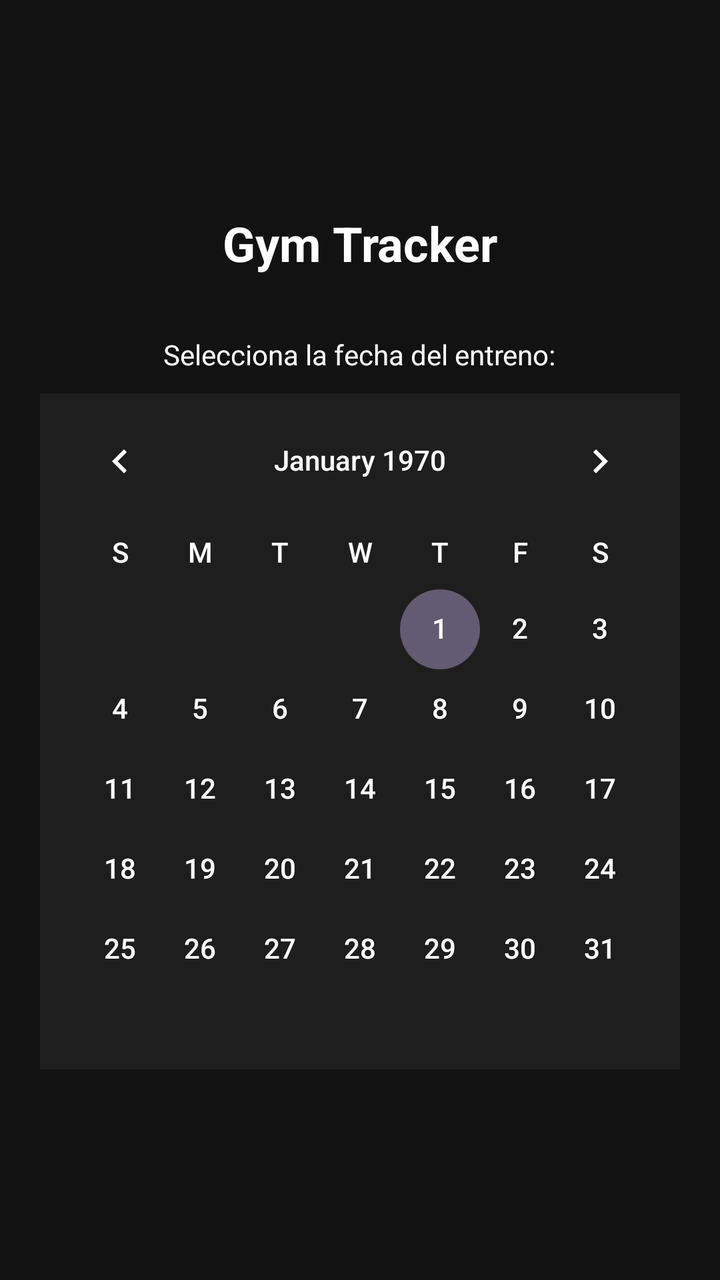
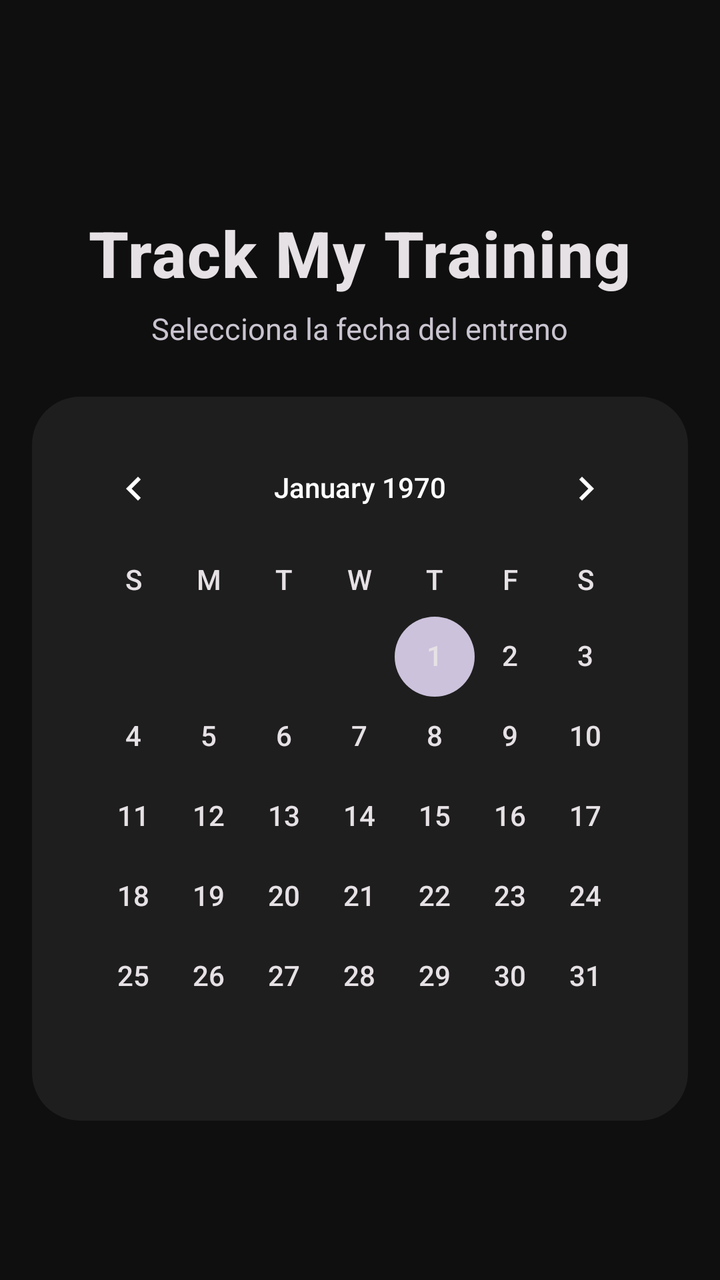

The first picture is an Android layout as it rendered before a commit; the second is the same layout after the commit. The layout source and the unified diff follow.
<!-- AndroidManifest.xml: application theme Theme.TrackMyTraining -->
<!-- res/layout/activity_main.xml -->
<?xml version="1.0" encoding="utf-8"?>
<LinearLayout xmlns:android="http://schemas.android.com/apk/res/android"
    xmlns:tools="http://schemas.android.com/tools"
    android:layout_width="match_parent"
    android:layout_height="match_parent"
    android:orientation="vertical"
    android:gravity="center"
    android:padding="20dp"
    android:background="#121212"
    tools:context=".MainActivity">

    <TextView
        android:id="@+id/tvTituloMain"
        android:layout_width="wrap_content"
        android:layout_height="wrap_content"
        android:text="Gym Tracker"
        android:textSize="24sp"
        android:textStyle="bold"
        android:textColor="#FFFFFF"
        android:layout_marginBottom="30dp"/>

    <TextView
        android:layout_width="wrap_content"
        android:layout_height="wrap_content"
        android:text="Selecciona la fecha del entreno:"
        android:textColor="#FFFFFF"
        android:layout_marginBottom="10dp"/>

    <CalendarView
        android:id="@+id/calendarView"
        android:layout_width="match_parent"
        android:layout_height="wrap_content"
        android:background="#1E1E1E"
        android:dateTextAppearance="@style/TextoCalendarioBlanco"
        android:weekDayTextAppearance="@style/TextoCalendarioBlanco"
        android:theme="@style/ThemeOverlay.AppCompat.Dark" />

</LinearLayout>
<!-- resources referenced by this layout -->
<resources>
  <style name="TextoCalendarioBlanco">
          <item name="android:textColor">#FFFFFF</item>
          <item name="android:textSize">14sp</item>
      </style>
  <style name="Base.Theme.TrackMyTraining" parent="Theme.Material3.DayNight.NoActionBar">
          
          
      </style>
  <!-- unchanged entries left out for length: 1 -->
</resources>

<!-- the commit's change to res/layout/activity_main.xml (unified diff, before → after) -->
@@ -4,35 +4,77 @@
     android:layout_width="match_parent"
     android:layout_height="match_parent"
     android:orientation="vertical"
-    android:gravity="center"
-    android:padding="20dp"
-    android:background="#121212"
+    android:background="@color/md_theme_dark_background"
+    android:fitsSystemWindows="true"
     tools:context=".MainActivity">
 
-    <TextView
-        android:id="@+id/tvTituloMain"
-        android:layout_width="wrap_content"
-        android:layout_height="wrap_content"
-        android:text="Gym Tracker"
-        android:textSize="24sp"
-        android:textStyle="bold"
-        android:textColor="#FFFFFF"
-        android:layout_marginBottom="30dp"/>
+    
+    <View
+        android:layout_width="match_parent"
+        android:layout_height="0dp"
+        android:layout_weight="0.5" />
 
-    <TextView
-        android:layout_width="wrap_content"
-        android:layout_height="wrap_content"
-        android:text="Selecciona la fecha del entreno:"
-        android:textColor="#FFFFFF"
-        android:layout_marginBottom="10dp"/>
-
-    <CalendarView
-        android:id="@+id/calendarView"
+    
+    <LinearLayout
         android:layout_width="match_parent"
         android:layout_height="wrap_content"
-        android:background="#1E1E1E"
-        android:dateTextAppearance="@style/TextoCalendarioBlanco"
-        android:weekDayTextAppearance="@style/TextoCalendarioBlanco"
-        android:theme="@style/ThemeOverlay.AppCompat.Dark" />
+        android:orientation="vertical"
+        android:gravity="center"
+        android:paddingHorizontal="24dp"
+        android:layout_marginBottom="8dp">
+
+        <TextView
+            android:layout_width="wrap_content"
+            android:layout_height="wrap_content"
+            android:text=""
+            android:textSize="40sp"
+            android:layout_marginBottom="12dp" />
+
+        <TextView
+            android:id="@+id/tvTituloMain"
+            android:layout_width="wrap_content"
+            android:layout_height="wrap_content"
+            android:text="@string/app_title"
+            android:textSize="32sp"
+            android:textStyle="bold"
+            android:textColor="@color/text_primary"
+            android:fontFamily="sans-serif-medium"
+            android:letterSpacing="0.02" />
+
+        <TextView
+            android:layout_width="wrap_content"
+            android:layout_height="wrap_content"
+            android:text="@string/select_date_subtitle"
+            android:textSize="15sp"
+            android:textColor="@color/text_secondary"
+            android:layout_marginTop="6dp"
+            android:fontFamily="sans-serif" />
+
+    </LinearLayout>
+
+    
+    <FrameLayout
+        android:layout_width="match_parent"
+        android:layout_height="wrap_content"
+        android:layout_marginHorizontal="16dp"
+        android:layout_marginTop="16dp"
+        android:background="@drawable/bg_calendar_card"
+        android:padding="12dp">
+
+        <CalendarView
+            android:id="@+id/calendarView"
+            android:layout_width="match_parent"
+            android:layout_height="wrap_content"
+            android:dateTextAppearance="@style/TextoCalendarioBlanco"
+            android:weekDayTextAppearance="@style/TextoCalendarioBlanco"
+            android:theme="@style/ThemeOverlay.AppCompat.Dark" />
+
+    </FrameLayout>
+
+    
+    <View
+        android:layout_width="match_parent"
+        android:layout_height="0dp"
+        android:layout_weight="1" />
 
 </LinearLayout>
<!-- resource entries referenced after the edit -->
@@ -1,13 +1,93 @@
 <!-- resources referenced by this layout -->
 <resources>
+  <color name="md_theme_dark_background">#0F0F0F</color>
+  <color name="text_primary">#E6E1E5</color>
+  <color name="text_secondary">#CAC4D0</color>
+  <!-- drawable bg_calendar_card (drawable) -->
+  <?xml version="1.0" encoding="utf-8"?>
+  <shape xmlns:android="http://schemas.android.com/apk/res/android"
+      android:shape="rectangle">
+      <solid android:color="@color/md_theme_dark_surfaceContainer" />
+      <corners android:radius="24dp" />
+  </shape>
+  <string name="app_title">Track My Training</string>
+  <string name="select_date_subtitle">Selecciona la fecha del entreno</string>
   <style name="TextoCalendarioBlanco">
-          <item name="android:textColor">#FFFFFF</item>
+          <item name="android:textColor">@color/text_primary</item>
           <item name="android:textSize">14sp</item>
       </style>
-  <style name="Base.Theme.TrackMyTraining" parent="Theme.Material3.DayNight.NoActionBar">
+  <color name="md_theme_dark_surfaceContainer">#1E1E1E</color>
+  <style name="Base.Theme.TrackMyTraining" parent="Theme.Material3.Dark.NoActionBar">
           
+          <item name="colorPrimary">@color/md_theme_dark_primary</item>
+          <item name="colorOnPrimary">@color/md_theme_dark_onPrimary</item>
+          <item name="colorPrimaryContainer">@color/md_theme_dark_primaryContainer</item>
+          <item name="colorOnPrimaryContainer">@color/md_theme_dark_onPrimaryContainer</item>
+  
           
+          <item name="colorSecondary">@color/md_theme_dark_secondary</item>
+          <item name="colorOnSecondary">@color/md_theme_dark_onSecondary</item>
+  
+          
+          <item name="android:colorBackground">@color/md_theme_dark_background</item>
+          <item name="colorSurface">@color/md_theme_dark_surface</item>
+          <item name="colorSurfaceVariant">@color/md_theme_dark_surfaceVariant</item>
+          <item name="colorOnSurface">@color/md_theme_dark_onSurface</item>
+          <item name="colorOnSurfaceVariant">@color/md_theme_dark_onSurfaceVariant</item>
+          <item name="colorSurfaceContainerHigh">@color/md_theme_dark_surfaceContainer</item>
+  
+          
+          <item name="colorOutline">@color/md_theme_dark_outline</item>
+          <item name="colorOutlineVariant">@color/md_theme_dark_outlineVariant</item>
+  
+          
+          <item name="colorError">@color/md_theme_dark_error</item>
+          <item name="colorOnError">@color/md_theme_dark_onError</item>
+  
+          
+          <item name="android:statusBarColor">@color/md_theme_dark_background</item>
+          <item name="android:navigationBarColor">@color/md_theme_dark_background</item>
+          <item name="android:windowLightStatusBar" tools:targetApi="m">false</item>
+  
+          
+          <item name="textInputStyle">@style/Widget.TrackMyTraining.TextInputLayout</item>
+  
+          
+          <item name="materialButtonStyle">@style/Widget.TrackMyTraining.Button</item>
       </style>
+  <color name="md_theme_dark_primary">#D0BCFF</color>
+  <color name="md_theme_dark_onPrimary">#381E72</color>
+  <color name="md_theme_dark_primaryContainer">#4F378B</color>
+  <color name="md_theme_dark_onPrimaryContainer">#EADDFF</color>
+  <color name="md_theme_dark_secondary">#CCC2DC</color>
+  <color name="md_theme_dark_onSecondary">#332D41</color>
+  <color name="md_theme_dark_surface">#1A1A1A</color>
+  <color name="md_theme_dark_surfaceVariant">#252525</color>
+  <color name="md_theme_dark_onSurface">#E6E1E5</color>
+  <color name="md_theme_dark_onSurfaceVariant">#CAC4D0</color>
+  <color name="md_theme_dark_outline">#49454F</color>
+  <color name="md_theme_dark_outlineVariant">#322F37</color>
+  <color name="md_theme_dark_error">#F2B8B5</color>
+  <color name="md_theme_dark_onError">#601410</color>
+  <style name="Widget.TrackMyTraining.TextInputLayout" parent="Widget.Material3.TextInputLayout.OutlinedBox">
+          <item name="boxBackgroundColor">@color/md_theme_dark_surfaceVariant</item>
+          <item name="boxStrokeColor">@color/md_theme_dark_primary</item>
+          <item name="boxCornerRadiusTopStart">12dp</item>
+          <item name="boxCornerRadiusTopEnd">12dp</item>
+          <item name="boxCornerRadiusBottomStart">12dp</item>
+          <item name="boxCornerRadiusBottomEnd">12dp</item>
+          <item name="hintTextColor">@color/md_theme_dark_primary</item>
+          <item name="android:textColorHint">@color/text_hint</item>
+          <item name="boxStrokeWidth">1dp</item>
+      </style>
+  <style name="Widget.TrackMyTraining.Button" parent="Widget.Material3.Button">
+          <item name="cornerRadius">16dp</item>
+          <item name="backgroundTint">@color/md_theme_dark_primary</item>
+          <item name="android:textColor">@color/md_theme_dark_onPrimary</item>
+          <item name="android:textStyle">bold</item>
+          <item name="android:textSize">16sp</item>
+      </style>
+  <color name="text_hint">#938F99</color>
   <!-- unchanged entries left out for length: 1 -->
 </resources>
 
